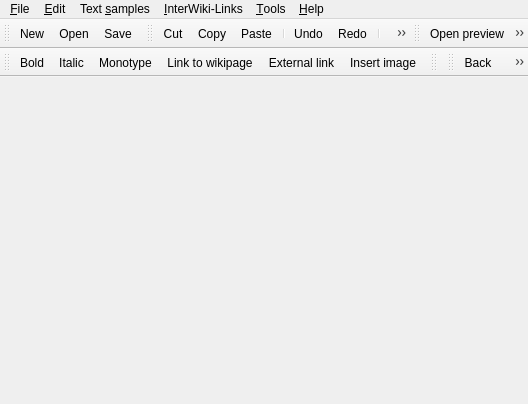
The window that CInyokaEdit.ui (inyokaproject/inyokaedit) describes before a commit, drawn with Qt 5.
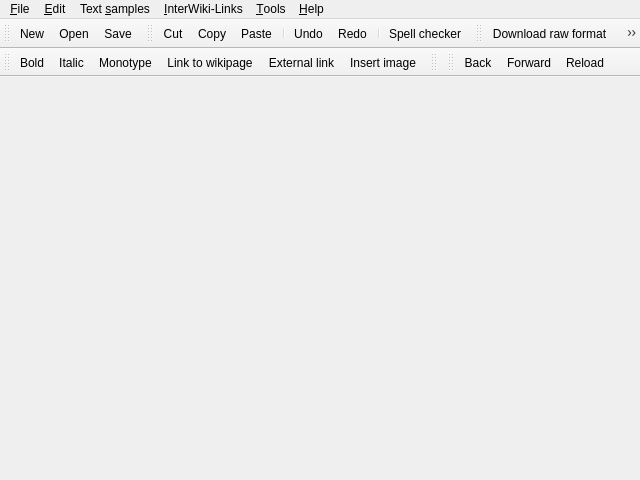
The same window after the commit. Icons and pictures are not drawn.

Commit message: Icon / toolbar position.

```diff
--- a/CInyokaEdit.ui
+++ b/CInyokaEdit.ui
@@ -6,8 +6,8 @@
    <rect>
     <x>0</x>
     <y>0</y>
-    <width>528</width>
-    <height>404</height>
+    <width>640</width>
+    <height>480</height>
    </rect>
   </property>
   <property name="windowTitle">
@@ -29,7 +29,7 @@
     <rect>
      <x>0</x>
      <y>0</y>
-     <width>528</width>
+     <width>640</width>
      <height>21</height>
     </rect>
    </property>
@@ -232,8 +232,8 @@
    <attribute name="toolBarBreak">
     <bool>false</bool>
    </attribute>
-   <addaction name="previewAct"/>
    <addaction name="downloadArticleAct"/>
+   <addaction name="previewAct"/>
   </widget>
   <widget class="QToolBar" name="inyokaeditorBar">
    <property name="windowTitle">
```
